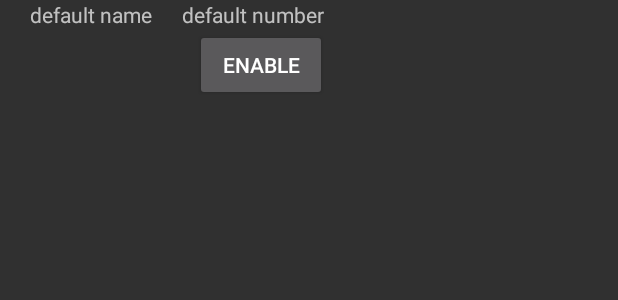
After one commit to gearm123/remoteAlarmClient, an Android app: the layout contact_item.xml on its own in the app's theme, with its tools: preview values and no code run, on a phone screen of 412 x 824 dp. The commit adds this screen. Shown: the top 300 px of the screen. Run offline under Robolectric (Android 15) with nearby library versions, the phone set to English and light mode, and no system bars.

Commit message:
add filter by contact

```diff
--- a/app/build.gradle
+++ b/app/build.gradle
@@ -27,4 +27,8 @@ dependencies {
     androidTestImplementation 'androidx.test.espresso:espresso-core:3.2.0'
     implementation 'info.guardianproject.netcipher:netcipher:2.0.0-alpha1'
     implementation 'org.apache.httpcomponents:httpcore:4.4.1'
+    implementation 'androidx.recyclerview:recyclerview:1.1.0'
+    compile 'com.android.support:appcompat-v7:+'
+
+    implementation 'com.google.code.gson:gson:2.8.5'
 }
--- a/app/src/main/java/com/mgroup/remotealarm/ContactsImporter.java
+++ b/app/src/main/java/com/mgroup/remotealarm/ContactsImporter.java
@@ -28,6 +28,11 @@ public class ContactsImporter {
         return null;
     }
 
+    public ArrayList getContactList(){
+        return contacts;
+
+    }
+
 
     public void printToastContactIndex(Context context, int index){
         Toast.makeText(context,"name is "+contacts.get(index).getName()+" and number is "+contacts.get(index).getNumber(), Toast.LENGTH_LONG).show();
--- a/app/src/main/java/com/mgroup/remotealarm/MainActivity.java
+++ b/app/src/main/java/com/mgroup/remotealarm/MainActivity.java
@@ -174,7 +174,7 @@ public class MainActivity extends AppCompatActivity implements View.OnClickListe
             this.startActivity(i);;
         }else if(view.getId() == R.id.filter_by_contact){
             Intent i = new Intent();
-            i.setClassName("com.mgroup.remotealarm", "com.mgroup.remotealarm.ContactChooseActivity");
+            i.setClassName("com.mgroup.remotealarm", "com.mgroup.remotealarm.ContactsFilterActivity");
             i.setFlags(Intent.FLAG_ACTIVITY_NEW_TASK);
             this.startActivity(i);
         }
--- a/app/src/main/res/layout/activity_main.xml
+++ b/app/src/main/res/layout/activity_main.xml
@@ -38,4 +38,5 @@
         app:layout_constraintTop_toBottomOf="@+id/wake_button"
         app:layout_constraintEnd_toEndOf="parent"
         android:text="filter approved contacts" />
+
 </androidx.constraintlayout.widget.ConstraintLayout>
--- /dev/null
+++ b/app/src/main/res/layout/contact_item.xml
@@ -0,0 +1,51 @@
+<?xml version="1.0" encoding="utf-8"?>
+<androidx.constraintlayout.widget.ConstraintLayout xmlns:android="http://schemas.android.com/apk/res/android"
+    xmlns:app="http://schemas.android.com/apk/res-auto"
+    xmlns:tools="http://schemas.android.com/tools"
+    android:layout_width="wrap_content"
+    android:layout_height="wrap_content">
+
+    <TextView
+        android:id="@+id/contact_name"
+        android:layout_width="wrap_content"
+        android:layout_height="wrap_content"
+        android:text="default name"
+        android:layout_marginStart="20dp"
+        android:layout_marginEnd="20dp"
+        app:layout_constraintEnd_toStartOf="@+id/contact_number"
+        app:layout_constraintStart_toStartOf="parent"
+        app:layout_constraintTop_toTopOf="parent"
+        />
+
+    <TextView
+        android:id="@+id/contact_number"
+        android:layout_width="wrap_content"
+        android:layout_height="wrap_content"
+        android:layout_marginEnd="10dp"
+        android:text="default number"
+        app:layout_constraintTop_toTopOf="parent"
+        app:layout_constraintStart_toStartOf="parent"
+        app:layout_constraintEnd_toEndOf="parent"
+        />
+
+    <Button
+        android:id="@+id/enable"
+        android:layout_width="wrap_content"
+        android:layout_height="wrap_content"
+        android:layout_marginBottom="50dp"
+        app:layout_constraintStart_toStartOf="parent"
+        app:layout_constraintTop_toBottomOf="@+id/contact_name"
+        app:layout_constraintEnd_toEndOf="parent"
+        android:text="enable" />
+
+    <Button
+        android:id="@+id/disable"
+        android:layout_width="wrap_content"
+        android:layout_height="wrap_content"
+        app:layout_constraintStart_toStartOf="parent"
+        app:layout_constraintTop_toBottomOf="@+id/contact_name"
+        app:layout_constraintEnd_toEndOf="parent"
+        android:visibility="gone"
+        android:text="disable" />
+
+</androidx.constraintlayout.widget.ConstraintLayout>
--- /dev/null
+++ b/app/src/main/res/xml/searchable.xml
@@ -0,0 +1,4 @@
+<?xml version="1.0" encoding="utf-8"?>
+<searchable xmlns:android="http://schemas.android.com/apk/res/android"
+    android:hint="@string/app_name"
+    android:label="@string/app_name" />
```
Also changed, not shown: app/src/main/AndroidManifest.xml (+33 -23 lines), app/src/main/java/com/mgroup/remotealarm/ContactsAdapter.java (added, +143 -0 lines), app/src/main/java/com/mgroup/remotealarm/ContactsFilterActivity.java (added, +94 -0 lines), app/src/main/java/com/mgroup/remotealarm/Utilities.java (+65 -0 lines), app/src/main/res/layout/activity_contacts_filter.xml (added, +19 -0 lines), app/src/main/res/menu/main_menu.xml (added, +11 -0 lines).
